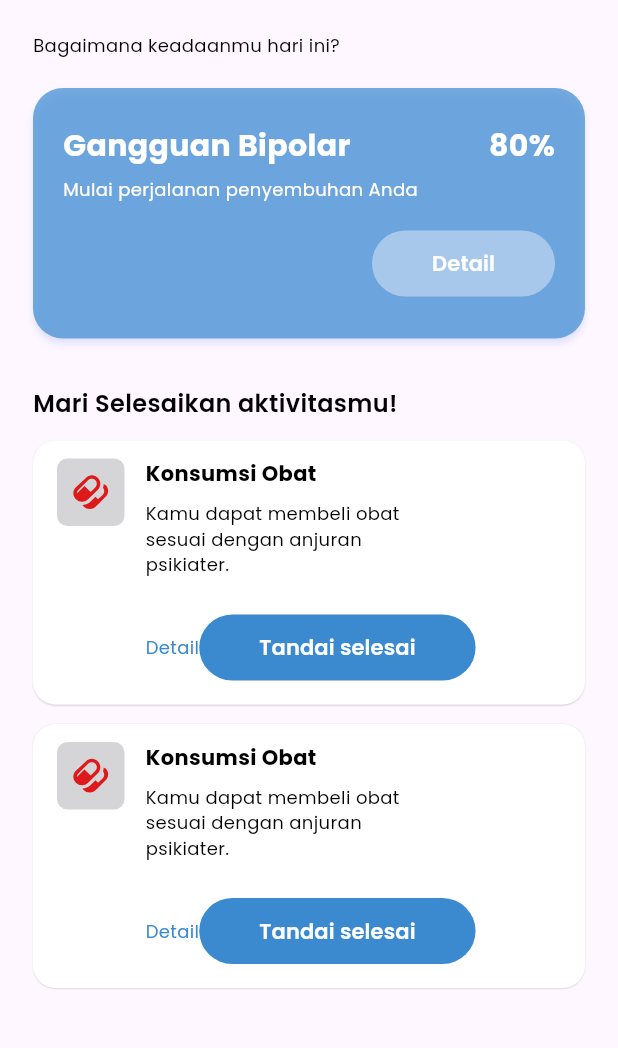
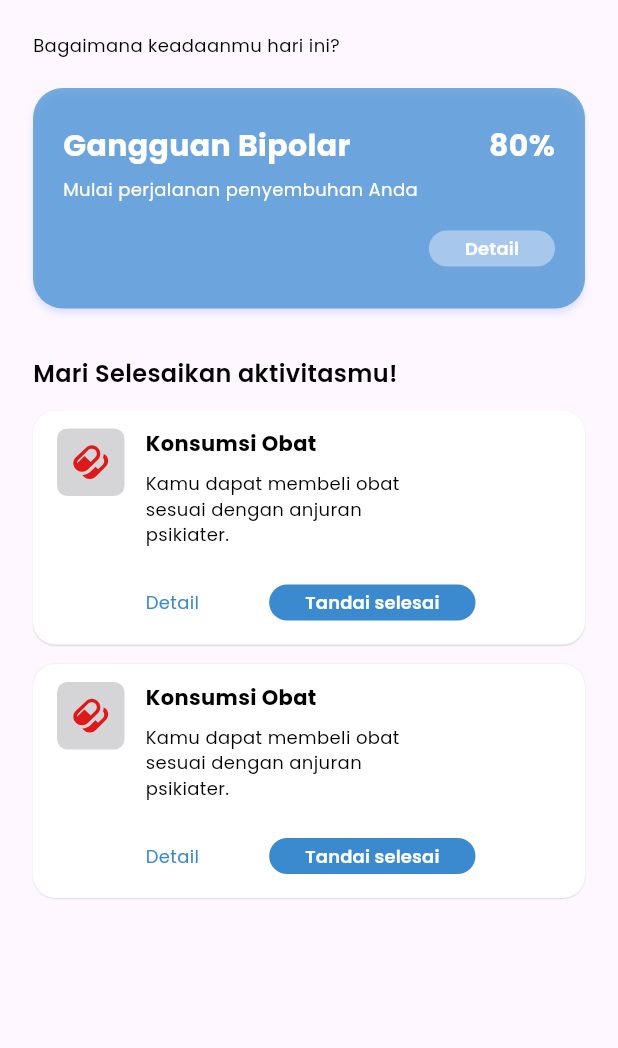
Before and after one commit to Hilaladiii/Serenify, a Flutter app: the HomePage screen opened directly, on a phone screen of 412 x 824 dp, the part 71-1119 px from its top. Run offline on Flutter 3.47's test engine with Material 3 defaults, Android fonts, the phone set to English and light mode, and no system bars; our stand-ins replace dio, flutter_svg, google_fonts.

Commit message:
feat : add custom widget button

```diff
--- a/lib/presentations/widgets/button.dart
+++ b/lib/presentations/widgets/button.dart
@@ -1,5 +1,7 @@
 import 'package:flutter/material.dart';
 import 'package:serenify/styles/my_text.dart';
+
+enum Size { big, small }
 
 class Button extends StatelessWidget {
   const Button(
@@ -7,12 +9,14 @@ class Button extends StatelessWidget {
       required this.label,
       required this.color,
       required this.onPressed,
-      required this.backgroundColor});
+      required this.backgroundColor,
+      required this.size});
 
   final String label;
   final Color color;
   final Color backgroundColor;
   final VoidCallback onPressed;
+  final Size size;
 
   @override
   Widget build(BuildContext context) {
@@ -21,13 +25,18 @@ class Button extends StatelessWidget {
         style: ElevatedButton.styleFrom(
             backgroundColor: backgroundColor,
             elevation: 0,
-            visualDensity: const VisualDensity(
-                horizontal: VisualDensity.maximumDensity, vertical: 1),
+            visualDensity: size == Size.big
+                ? const VisualDensity(
+                    horizontal: VisualDensity.maximumDensity, vertical: 1)
+                : const VisualDensity(
+                    horizontal: 0, vertical: VisualDensity.minimumDensity),
             shape: RoundedRectangleBorder(
                 borderRadius: BorderRadius.circular(25))),
         child: Text(
           label,
-          style: MyTextStyle.h6semi(color: color),
+          style: size == Size.big
+              ? MyTextStyle.h6semi(color: color)
+              : MyTextStyle.h8semi(color: color),
         ));
   }
 }
```
